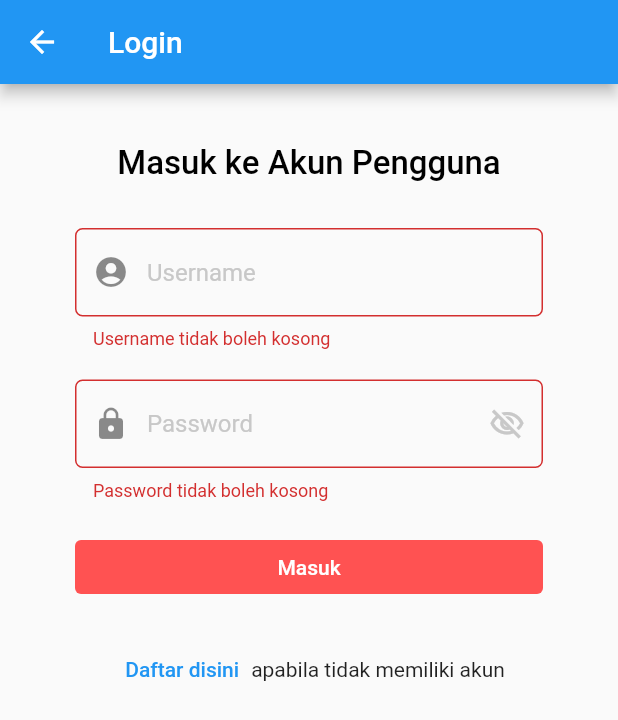
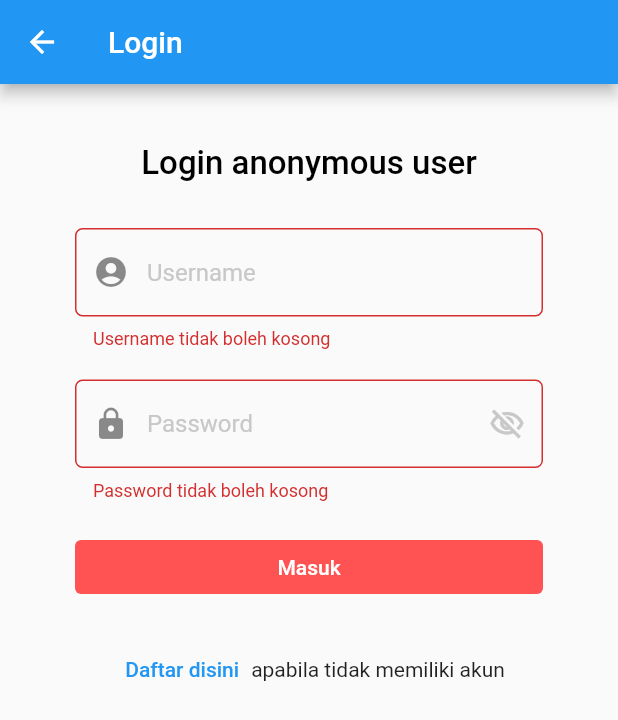
Before and after one commit to ivanoxx/project-uas-pbp, a Flutter app: the LoginPage screen opened directly, after a tap on "Masuk", on a phone screen of 412 x 824 dp. Shown: the top 720 px of the screen. Run offline on Flutter 3.47's test engine with Material 2 defaults, Android fonts, the phone set to English and light mode, and no system bars; our stand-ins replace multi_select_flutter; missing offline and left inert: pbp_django_auth; network calls fail.

Commit message:
progress3

```diff
--- a/lib/page/login.dart
+++ b/lib/page/login.dart
@@ -37,7 +37,7 @@ class _LoginPageState extends State<LoginPage> {
                 Container(
                     alignment: Alignment.center,
                     padding: const EdgeInsets.fromLTRB(20, 10, 20, 10),
-                    child: const Text('Masuk ke Akun Pengguna',
+                    child: const Text('Login anonymous user',
                       style: TextStyle(
                           color: Colors.black,
                           fontWeight: FontWeight.w500,
@@ -126,12 +126,12 @@ class _LoginPageState extends State<LoginPage> {
                                   ),
                                   onPressed: () async {
                                     if (_loginFormKey.currentState!.validate()) {
-                                      const url = "http://127.0.0.1:8000/authen/login/";
-                                      //const url = "https://whistle-blower.up.railway.app/authen/login/";
+                                      //const url = "http://127.0.0.1:8000/auth/login/";
+                                      const url = "https://whistle-blower.up.railway.app/auth/login/";
 
                                       final response = await request.login(url,{
-                                          _controllerUsername.text,
-                                          _controllerPassword.text}
+                                          "username" : _controllerUsername.text,
+                                          "password" : _controllerPassword.text}
                                       );
                                       if (request.loggedIn){
                                         showAlertDialog2(context);
```
Also changed, not shown: lib/page/signup.dart (+12 -17 lines).
